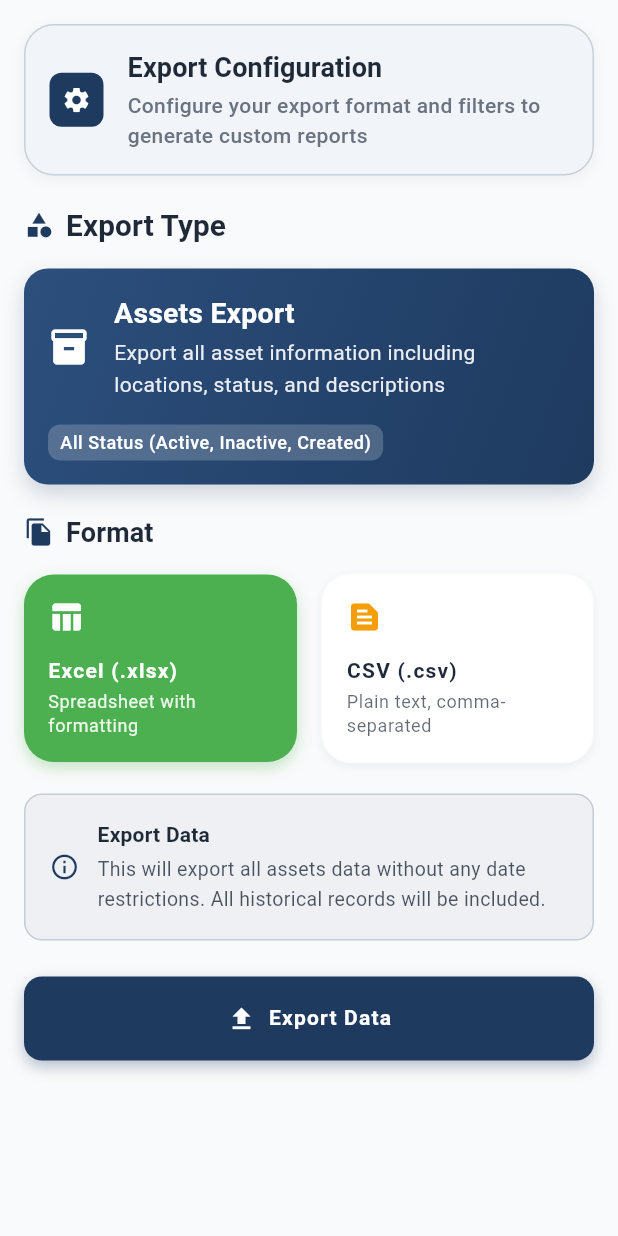
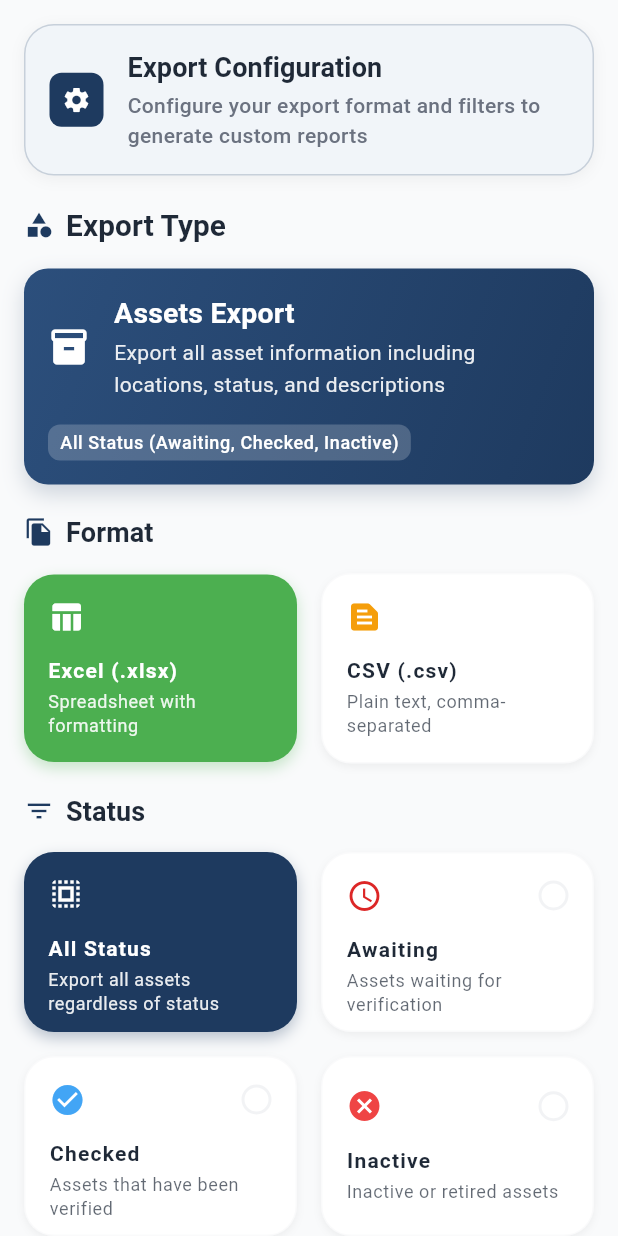
Before and after one commit to Russidan-Nadee/rfid-management-system, a Flutter app: the ExportConfigWidget widget shown alone on an empty page, opened directly, after a tap on "Excel (.xlsx)", on a phone screen of 412 x 824 dp. Run offline on Flutter 3.47's test engine with Material 3 defaults, Android fonts, the phone set to English and light mode, and no system bars; our stand-ins replace cached_network_image, equatable, fl_chart, flutter_bloc, get_it, image_picker and 2 more; accounts and stored records are empty; network calls fail.

Commit message:
feat: filter data status in export feature

```diff
--- a/frontend/lib/features/export/presentation/widgets/export_config_widget.dart
+++ b/frontend/lib/features/export/presentation/widgets/export_config_widget.dart
@@ -13,6 +13,7 @@ import '../../data/models/export_config_model.dart';
 import 'export_header_card.dart';
 import 'export_type_section.dart';
 import 'file_format_section.dart';
+import 'status_filter_section.dart';
 
 class ExportConfigWidget extends StatefulWidget {
   const ExportConfigWidget({super.key});
@@ -23,6 +24,7 @@ class ExportConfigWidget extends StatefulWidget {
 
 class _ExportConfigWidgetState extends State<ExportConfigWidget> {
   String _selectedFormat = 'xlsx';
+  List<String> _selectedStatuses = []; // Empty = all statuses
 
   void _onFormatSelected(String format) {
     print('${ExportLocalizations.of(context).formatSelected}$format');
@@ -34,15 +36,26 @@ class _ExportConfigWidgetState extends State<ExportConfigWidget> {
     );
   }
 
+  void _onStatusesChanged(List<String> statuses) {
+    setState(() {
+      _selectedStatuses = statuses;
+    });
+    print('Selected statuses: ${statuses.isEmpty ? 'All' : statuses.join(', ')}');
+  }
+
   void _onExportPressed() {
     final l10n = ExportLocalizations.of(context);
     print(l10n.exportPressed);
     print('${l10n.selectedFormatLabel}$_selectedFormat');
 
-    // Build simple export configuration (no date range, no filters)
+    // Build export configuration with status filter if selected
+    final filters = _selectedStatuses.isNotEmpty
+        ? ExportFiltersModel(status: _selectedStatuses)
+        : null;
+
     final config = ExportConfigModel(
       format: _selectedFormat,
-      filters: null, // No filters = export all data
+      filters: filters,
     );
 
     print('${l10n.configFormatLabel}${config.format}');
@@ -175,6 +188,22 @@ class _ExportConfigWidgetState extends State<ExportConfigWidget> {
           ),
         ),
 
+        // Status Filter Section
+        StatusFilterSection(
+          selectedStatuses: _selectedStatuses,
+          onStatusesChanged: _onStatusesChanged,
+          isLargeScreen: isLargeScreen,
+        ),
+
+        SizedBox(
+          height: AppSpacing.responsiveSpacing(
+            context,
+            mobile: AppSpacing.xl,
+            tablet: AppSpacing.xxl,
+            desktop: AppSpacing.xxxl,
+          ),
+        ),
+
         // All Data Notice Card
         _buildAllDataNoticeCard(context, isLargeScreen),
 
@@ -246,7 +275,9 @@ class _ExportConfigWidgetState extends State<ExportConfigWidget> {
                 ),
                 SizedBox(height: AppSpacing.xs),
                 Text(
-                  l10n.exportDataDescription,
+                  _selectedStatuses.isEmpty
+                    ? l10n.exportDataDescription
+                    : 'Export assets with selected status filters: ${_selectedStatuses.join(', ')}',
                   style: theme.textTheme.bodyMedium?.copyWith(
                     color: isDark
                         ? AppColors.darkTextSecondary
--- /dev/null
+++ b/frontend/lib/features/export/presentation/widgets/status_filter_card.dart
@@ -0,0 +1,145 @@
+import 'package:flutter/material.dart';
+import '../../../../app/theme/app_spacing.dart';
+import '../../../../app/theme/app_decorations.dart';
+import '../../../../app/theme/app_typography.dart';
+
+class StatusFilterCard extends StatelessWidget {
+  final bool isSelected;
+  final String statusCode;
+  final String title;
+  final String subtitle;
+  final IconData icon;
+  final Color color;
+  final Function(String) onTap;
+  final bool isMultiSelect;
+
+  const StatusFilterCard({
+    super.key,
+    required this.isSelected,
+    required this.statusCode,
+    required this.title,
+    required this.subtitle,
+    required this.icon,
+    required this.color,
+    required this.onTap,
+    this.isMultiSelect = true,
+  });
+
+  @override
+  Widget build(BuildContext context) {
+    final theme = Theme.of(context);
+    final screenWidth = MediaQuery.of(context).size.width;
+
+    // Responsive padding and sizing
+    final cardPadding = screenWidth >= 1024
+        ? AppSpacing.paddingXL
+        : AppSpacing.paddingLG;
+
+    final iconSize = screenWidth >= 1024 ? 28.0 : 24.0;
+
+    return GestureDetector(
+      onTap: () {
+        onTap(statusCode);
+      },
+      child: AnimatedContainer(
+        duration: const Duration(milliseconds: 200),
+        height: screenWidth >= 1024 ? 140 : 120, // Fixed height for consistent card game look
+        padding: cardPadding,
+        decoration: _buildCardDecoration(theme),
+        child: Column(
+          crossAxisAlignment: CrossAxisAlignment.start,
+          mainAxisSize: MainAxisSize.max,
+          mainAxisAlignment: MainAxisAlignment.center,
+          children: [
+            Row(
+              children: [
+                Icon(
+                  icon,
+                  color: isSelected ? Colors.white : color,
+                  size: iconSize,
+                ),
+                if (isMultiSelect) ...[
+                  const Spacer(),
+                  Container(
+                    width: 20,
+                    height: 20,
+                    decoration: BoxDecoration(
+                      shape: BoxShape.circle,
+                      color: isSelected
+                          ? Colors.white
+                          : Colors.transparent,
+                      border: Border.all(
+                        color: isSelected
+                            ? Colors.white
+                            : theme.colorScheme.outline.withValues(alpha: 0.5),
+                        width: 2,
+                      ),
+                    ),
+                    child: isSelected
+                        ? Icon(
+                            Icons.check,
+                            size: 12,
+                            color: color,
+                          )
+                        : null,
+                  ),
+                ],
+              ],
+            ),
+            SizedBox(height: AppSpacing.lg),
+            Text(
+              title,
+              style: AppTextStyles.button.copyWith(
+                fontSize: screenWidth >= 1024 ? 15 : 14,
+                fontWeight: FontWeight.bold,
+                color: isSelected ? Colors.white : theme.colorScheme.onSurface,
+              ),
+            ),
+            SizedBox(height: AppSpacing.xs),
+            Text(
+              subtitle,
+              style: AppTextStyles.caption.copyWith(
+                fontSize: screenWidth >= 1024 ? 13 : 12,
+                color: isSelected
+                    ? Colors.white.withValues(alpha: 0.9)
+                    : theme.colorScheme.onSurface.withValues(alpha: 0.7),
+              ),
+            ),
+          ],
+        ),
+      ),
+    );
+  }
+
+  BoxDecoration _buildCardDecoration(ThemeData theme) {
+    if (isSelected) {
+      return AppDecorations.custom(
+        color: color,
+        borderRadius: AppBorders.lg,
+        boxShadow: [
+          BoxShadow(
+            color: color.withValues(alpha: 0.3),
+            blurRadius: 8,
+            offset: const Offset(0, 4),
+          ),
+        ],
+      );
+    } else {
+      return AppDecorations.custom(
+        color: theme.colorScheme.surface,
+        borderRadius: AppBorders.lg,
+        border: Border.all(
+          color: theme.colorScheme.outline.withValues(alpha: 0.2),
+          width: 1,
+        ),
+        boxShadow: [
+          BoxShadow(
+            color: Colors.black.withValues(alpha: 0.05),
+            blurRadius: 4,
+            offset: const Offset(0, 2),
+          ),
+        ],
+      );
+    }
+  }
+}
--- /dev/null
+++ b/frontend/lib/features/export/presentation/widgets/status_filter_section.dart
@@ -0,0 +1,267 @@
+import 'package:flutter/material.dart';
+import '../../../../app/theme/app_colors.dart';
+import '../../../../app/theme/app_spacing.dart';
+import '../../../../app/theme/app_typography.dart';
+import '../../../../app/app_constants.dart';
+import 'package:frontend/l10n/features/export/export_localizations.dart';
+import 'status_filter_card.dart';
+
+class StatusFilterSection extends StatelessWidget {
+  final List<String> selectedStatuses;
+  final Function(List<String>) onStatusesChanged;
+  final bool? isLargeScreen;
+
+  const StatusFilterSection({
+    super.key,
+    required this.selectedStatuses,
+    required this.onStatusesChanged,
+    this.isLargeScreen,
+  });
+
+  @override
+  Widget build(BuildContext context) {
+    final theme = Theme.of(context);
+    final l10n = ExportLocalizations.of(context);
+    final screenWidth = MediaQuery.of(context).size.width;
+    final isLarge =
+        isLargeScreen ?? (screenWidth >= AppConstants.tabletBreakpoint);
+
+    return Column(
+      crossAxisAlignment: CrossAxisAlignment.start,
+      children: [
+        _buildSectionHeader(context, theme, l10n),
+        SizedBox(
+          height: AppSpacing.responsiveSpacing(
+            context,
+            mobile: AppSpacing.lg,
+            tablet: AppSpacing.xl,
+            desktop: AppSpacing.xl,
+          ),
+        ),
+        _buildStatusOptions(context, isLarge, l10n),
+      ],
+    );
+  }
+
+  Widget _buildSectionHeader(
+    BuildContext context,
+    ThemeData theme,
+    ExportLocalizations l10n,
+  ) {
+    return Row(
+      children: [
+        Icon(Icons.filter_list, color: AppColors.primary, size: 20),
+        AppSpacing.horizontalSpaceSM,
+        Text(
+          l10n.statusFilter.replaceAll(': ', ''),
+          style: AppTextStyles.cardTitle.copyWith(
+            color: theme.colorScheme.onSurface,
+          ),
+        ),
+        if (selectedStatuses.isNotEmpty) ...[
+          AppSpacing.horizontalSpaceSM,
+          Container(
+            padding: EdgeInsets.symmetric(
+              horizontal: AppSpacing.sm,
+              vertical: AppSpacing.xs,
+            ),
+            decoration: BoxDecoration(
+              color: AppColors.primary.withValues(alpha: 0.1),
+              borderRadius: BorderRadius.circular(12),
+            ),
+            child: Text(
+              '${selectedStatuses.length}',
+              style: AppTextStyles.caption.copyWith(
+                color: AppColors.primary,
+                fontWeight: FontWeight.w600,
+              ),
+            ),
+          ),
+        ],
+      ],
+    );
+  }
+
+  Widget _buildStatusOptions(
+    BuildContext context,
+    bool isLarge,
+    ExportLocalizations l10n,
+  ) {
+    final statusOptions = [
+      {
+        'code': 'A',
+        'label': 'Awaiting',
+        'color': AppColors.warning,
+        'icon': Icons.schedule,
+      },
+      {
+        'code': 'C',
+        'label': 'Checked',
+        'color': AppColors.success,
+        'icon': Icons.check_circle,
+      },
+      {
+        'code': 'I',
+        'label': 'Inactive',
+        'color': AppColors.error,
+        'icon': Icons.cancel,
+      },
+    ];
+
+    if (isLarge) {
+      return _buildLargeScreenLayout(context, statusOptions, l10n);
+    } else {
+      return _buildCompactLayout(context, statusOptions, l10n);
+    }
+  }
+
+  Widget _buildLargeScreenLayout(
+    BuildContext context,
+    List<Map<String, dynamic>> statusOptions,
+    ExportLocalizations l10n,
+  ) {
+    // Create all cards in a single row - All + A + C + I
+    final allCards = [
+      // All Status card
+      {
+        'code': '',
+        'label': 'All Status',
+        'subtitle': l10n.allStatusDescription,
+        'icon': Icons.select_all,
+        'color': AppColors.primary,
+        'isAllCard': true,
+      },
+      // Individual status cards
+      ...statusOptions.map((status) => {
+        ...status,
+        'subtitle': _getStatusDescription(status['code'] as String, l10n),
+        'isAllCard': false,
+      }),
+    ];
+
+    return Row(
+      children: allCards.map((card) {
+        final isLast = allCards.last == card;
+        final isAllCard = card['isAllCard'] as bool;
+
+        return Expanded(
+          child: Padding(
+            padding: EdgeInsets.only(right: isLast ? 0 : AppSpacing.lg),
+            child: StatusFilterCard(
+              isSelected: isAllCard
+                ? selectedStatuses.isEmpty
+                : selectedStatuses.contains(card['code']),
+              statusCode: card['code'] as String,
+              title: card['label'] as String,
+              subtitle: card['subtitle'] as String,
+              icon: card['icon'] as IconData,
+              color: card['color'] as Color,
+              onTap: isAllCard
+                ? (_) => onStatusesChanged([])
+                : _toggleStatus,
+              isMultiSelect: !isAllCard,
+            ),
+          ),
+        );
+      }).toList(),
+    );
+  }
+
+  Widget _buildCompactLayout(
+    BuildContext context,
+    List<Map<String, dynamic>> statusOptions,
+    ExportLocalizations l10n,
+  ) {
+    // Create all cards for mobile 2x2 grid
+    final allCards = [
+      // All Status card
+      {
+        'code': '',
+        'label': 'All Status',
+        'subtitle': l10n.allStatusDescription,
+        'icon': Icons.select_all,
+        'color': AppColors.primary,
+        'isAllCard': true,
+      },
+      // Individual status cards
+      ...statusOptions.map((status) => {
+        ...status,
+        'subtitle': _getStatusDescription(status['code'] as String, l10n),
+        'isAllCard': false,
+      }),
+    ];
+
+    return Column(
+      children: [
+        // First row: All + Awaiting
+        Row(
+          children: [
+            Expanded(
+              child: _buildStatusCard(allCards[0], l10n),
+            ),
+            SizedBox(width: AppSpacing.lg),
+            Expanded(
+              child: _buildStatusCard(allCards[1], l10n),
+            ),
+          ],
+        ),
+        SizedBox(height: AppSpacing.lg),
+        // Second row: Checked + Inactive
+        Row(
+          children: [
+            Expanded(
+              child: _buildStatusCard(allCards[2], l10n),
+            ),
+            SizedBox(width: AppSpacing.lg),
+            Expanded(
+              child: _buildStatusCard(allCards[3], l10n),
+            ),
+          ],
+        ),
+      ],
+    );
+  }
+
+  Widget _buildStatusCard(Map<String, dynamic> card, ExportLocalizations l10n) {
+    final isAllCard = card['isAllCard'] as bool;
+
+    return StatusFilterCard(
+      isSelected: isAllCard
+        ? selectedStatuses.isEmpty
+        : selectedStatuses.contains(card['code']),
+      statusCode: card['code'] as String,
+      title: card['label'] as String,
+      subtitle: card['subtitle'] as String,
+      icon: card['icon'] as IconData,
+      color: card['color'] as Color,
+      onTap: isAllCard
+        ? (_) => onStatusesChanged([])
+        : _toggleStatus,
+      isMultiSelect: !isAllCard,
+    );
+  }
+
+
+  void _toggleStatus(String statusCode) {
+    final newStatuses = List<String>.from(selectedStatuses);
+    if (newStatuses.contains(statusCode)) {
+      newStatuses.remove(statusCode);
+    } else {
+      newStatuses.add(statusCode);
+    }
+    onStatusesChanged(newStatuses);
+  }
+
+  String _getStatusDescription(String statusCode, ExportLocalizations l10n) {
+    switch (statusCode) {
+      case 'A':
+        return 'Assets waiting for verification';
+      case 'C':
+        return 'Assets that have been verified';
+      case 'I':
+        return 'Inactive or retired assets';
+      default:
+        return '';
+    }
+  }
+}
--- a/frontend/lib/l10n/features/export/export_localizations.dart
+++ b/frontend/lib/l10n/features/export/export_localizations.dart
@@ -168,6 +168,12 @@ abstract class ExportLocalizations {
   String get locationsFilter;
   String get statusFilter;
 
+  // Status Descriptions
+  String get activeStatusDescription;
+  String get createdStatusDescription;
+  String get inactiveStatusDescription;
+  String get allStatusDescription;
+
   // Additional Info
   String get totalSize;
   String get exportFormat;
--- a/frontend/lib/l10n/features/export/export_localizations_en.dart
+++ b/frontend/lib/l10n/features/export/export_localizations_en.dart
@@ -40,7 +40,7 @@ class ExportLocalizationsEn extends ExportLocalizations {
       'Export all asset information including locations, status, and descriptions';
 
   @override
-  String get allStatusLabel => 'All Status (Active, Inactive, Created)';
+  String get allStatusLabel => 'All Status (Awaiting, Checked, Inactive)';
 
   // File Formats
   @override
@@ -332,6 +332,19 @@ class ExportLocalizationsEn extends ExportLocalizations {
   @override
   String get statusFilter => 'Status: ';
 
+  // Status Descriptions
+  @override
+  String get activeStatusDescription => 'Assets waiting for verification';
+
+  @override
+  String get createdStatusDescription => 'Assets that have been verified';
+
+  @override
+  String get inactiveStatusDescription => 'Inactive or retired assets';
+
+  @override
+  String get allStatusDescription => 'Export all assets regardless of status';
+
   // Additional Info
   @override
   String get totalSize => 'Total Size';
--- a/frontend/lib/l10n/features/export/export_localizations_ja.dart
+++ b/frontend/lib/l10n/features/export/export_localizations_ja.dart
@@ -38,7 +38,7 @@ class ExportLocalizationsJa extends ExportLocalizations {
   String get assetsExportDescription => '場所、ステータス、説明を含むすべてのアセット情報をエクスポート';
 
   @override
-  String get allStatusLabel => 'すべてのステータス (Active, Inactive, Created)';
+  String get allStatusLabel => 'すべてのステータス (検証待ち, 検証済み, 非アクティブ)';
 
   // File Formats
   @override
@@ -328,6 +328,19 @@ class ExportLocalizationsJa extends ExportLocalizations {
   @override
   String get statusFilter => 'ステータス: ';
 
+  // Status Descriptions
+  @override
+  String get activeStatusDescription => '検証待ちの資産';
+
+  @override
+  String get createdStatusDescription => '検証済みの資産';
+
+  @override
+  String get inactiveStatusDescription => '非アクティブまたは廃棄された資産';
+
+  @override
+  String get allStatusDescription => 'ステータスに関係なくすべての資産をエクスポート';
+
   // Additional Info
   @override
   String get totalSize => '合計サイズ';
--- a/frontend/lib/l10n/features/export/export_localizations_th.dart
+++ b/frontend/lib/l10n/features/export/export_localizations_th.dart
@@ -40,7 +40,7 @@ class ExportLocalizationsTh extends ExportLocalizations {
       'ส่งออกข้อมูลสินทรัพย์ทั้งหมด รวมทั้งสถานที่ สถานะ และรายละเอียด';
 
   @override
-  String get allStatusLabel => 'ทุกสถานะ (Active, Inactive, Created)';
+  String get allStatusLabel => 'ทุกสถานะ (รอตรวจสอบ, ตรวจสอบแล้ว, ไม่ใช้งาน)';
 
   // File Formats
   @override
@@ -332,6 +332,19 @@ class ExportLocalizationsTh extends ExportLocalizations {
   @override
   String get statusFilter => 'สถานะ: ';
 
+  // Status Descriptions
+  @override
+  String get activeStatusDescription => 'ทรัพย์สินที่รอการตรวจสอบ';
+
+  @override
+  String get createdStatusDescription => 'ทรัพย์สินที่ตรวจสอบแล้ว';
+
+  @override
+  String get inactiveStatusDescription => 'ทรัพย์สินที่ไม่ใช้งานหรือเกษียณ';
+
+  @override
+  String get allStatusDescription => 'ส่งออกทรัพย์สินทั้งหมดไม่ว่าสถานะใด';
+
   // Additional Info
   @override
   String get totalSize => 'ขนาดรวม';
```
Also changed, not shown: 3 other files.
